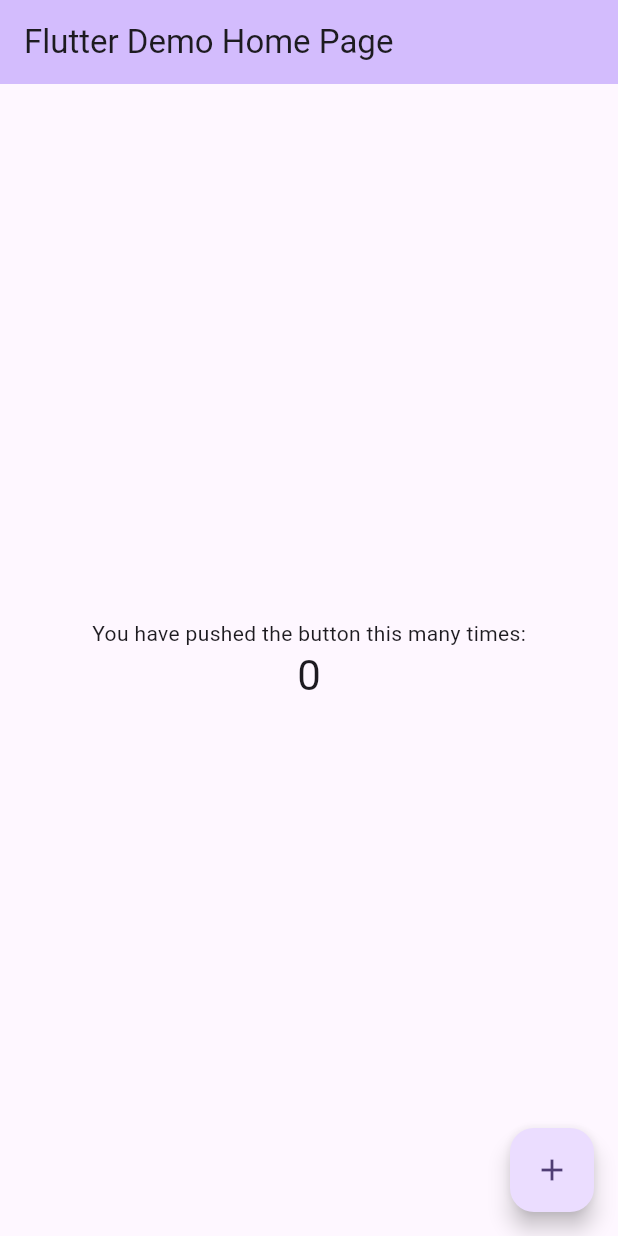
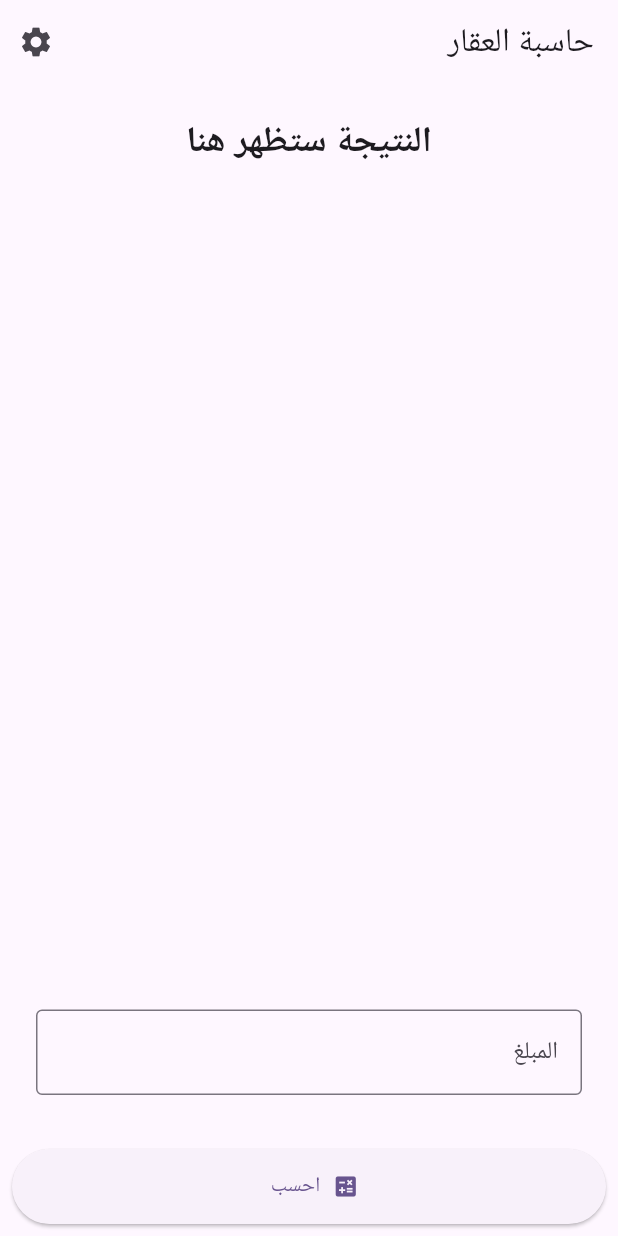
Before and after one commit to alwaleed1989/real_estate_calculator, a Flutter app: the screen it shows after launch, on a phone screen of 412 x 824 dp. Run offline on Flutter 3.47's test engine with Material 3 defaults, Android fonts, the phone set to English and light mode, and no system bars.

Commit message:
Phase 1 + make calculator (amount + vat + fees)

```diff
--- /dev/null
+++ b/lib/Screens/calculator/calculator.dart
@@ -0,0 +1,95 @@
+import 'package:flutter/material.dart';
+import 'package:intl/intl.dart'; // 1. قم باستيراد مكتبة intl
+import 'calculator_methods.dart';
+import 'calculator_widget.dart';
+
+class calculatorScreen extends StatefulWidget {
+  const calculatorScreen({super.key});
+
+  @override
+  State<calculatorScreen> createState() => _calculatorScreenState();
+}
+
+class _calculatorScreenState extends State<calculatorScreen> {
+  final TextEditingController _amountController = TextEditingController();
+  String _resultText = "النتيجة ستظهر هنا";
+
+  @override
+  void dispose() {
+    _amountController.dispose();
+    super.dispose();
+  }
+
+  void _calculate() {
+    final amount = double.tryParse(_amountController.text);
+
+    if (amount != null) {
+      // افترض أن هذه الدالة تُرجع رقماً مثل double
+      final result = calculator_methods(amount).calculate_btn();
+
+      // --- هذا هو التصحيح والتحسين ---
+      // 2. أنشئ أداة تنسيق للعملة بالريال السعودي
+      final currencyFormatter = NumberFormat.currency(
+        locale: 'ar_SA', // استخدم اللغة العربية للمملكة العربية السعودية
+        symbol: 'ر.س',   // رمز العملة
+        decimalDigits: 2, // عدد الخانات العشرية
+      );
+
+      // 3. قم بتنسيق النتيجة الرقمية إلى نص
+      final formattedResult = currencyFormatter.format(result);
+      // ------------------------------------
+
+      setState(() {
+        // 4. قم بتحديث متغير الحالة بالنص المنسق
+        _resultText = formattedResult;
+      });
+    } else {
+      setState(() {
+        _resultText = "خطأ: الرجاء إدخال رقم صحيح";
+      });
+    }
+  }
+
+  @override
+  Widget build(BuildContext context) {
+    return Scaffold(
+      appBar: AppBar(
+        title: const Text('حاسبة العقار'),
+        actions: [
+          IconButton(
+            onPressed: () {},
+            icon: const Icon(Icons.settings),
+          ),
+        ],
+      ),
+      bottomNavigationBar: Padding(
+        padding: const EdgeInsets.all(8.0),
+        child: ElevatedButton.icon(
+          onPressed: _calculate,
+          icon: const Icon(Icons.calculate),
+          label: const Text("احسب"),
+          style: ElevatedButton.styleFrom(
+            minimumSize: const Size(double.infinity, 50),
+          ),
+        ),
+      ),
+      body: Padding(
+        padding: const EdgeInsets.symmetric(horizontal: 16.0),
+        child: Column(
+          crossAxisAlignment: CrossAxisAlignment.stretch,
+          children: [
+            const SizedBox(height: 22),
+            Text(
+              _resultText,
+              textAlign: TextAlign.center,
+              style: const TextStyle(fontSize: 24, fontWeight: FontWeight.bold),
+            ),
+            const Spacer(),
+            Amount_Fields(_amountController),
+            const SizedBox(height: 20),
+          ],
+        ),
+      ),
+    );
+  }
+}
--- /dev/null
+++ b/lib/Screens/calculator/calculator_widget.dart
@@ -0,0 +1,23 @@
+import 'package:flutter/material.dart';
+import 'package:flutter/services.dart';
+
+Padding Amount_Fields(TextEditingController controller)
+{
+  return  Padding(
+    padding: const EdgeInsets.all(8.0),
+    child: TextField(
+      controller: controller,
+      decoration: const InputDecoration(
+        labelText: 'المبلغ',
+        hintText: 'هذا الحقل يقبل الارقام فقط',
+        border: OutlineInputBorder(),
+      ),
+      // 1. Set the keyboard type to number
+      keyboardType: TextInputType.number,
+      // 2. Add an input formatter to only allow digits
+      inputFormatters: <TextInputFormatter>[
+        FilteringTextInputFormatter.digitsOnly,
+      ],
+    ),
+  );
+}
--- a/lib/main.dart
+++ b/lib/main.dart
@@ -1,122 +1,36 @@
 import 'package:flutter/material.dart';
-
+import 'Screens/calculator/calculator.dart';
+import 'package:flutter_localizations/flutter_localizations.dart';
 void main() {
   runApp(const MyApp());
 }
 
 class MyApp extends StatelessWidget {
   const MyApp({super.key});
+  final controller = TextEditingController  ;
 
   // This widget is the root of your application.
   @override
   Widget build(BuildContext context) {
     return MaterialApp(
+        localizationsDelegates: const [
+          GlobalMaterialLocalizations.delegate,
+          GlobalWidgetsLocalizations.delegate,
+          GlobalCupertinoLocalizations.delegate,
+        ],
+        supportedLocales: const [
+          Locale('en', ''), // English
+          Locale('ar', ''), // Arabic
+        ],
+        // 2. Set the default locale to Arabic
+        locale: const Locale('ar'),
       title: 'Flutter Demo',
+      debugShowCheckedModeBanner: false,
       theme: ThemeData(
-        // This is the theme of your application.
-        //
-        // TRY THIS: Try running your application with "flutter run". You'll see
-        // the application has a purple toolbar. Then, without quitting the app,
-        // try changing the seedColor in the colorScheme below to Colors.green
-        // and then invoke "hot reload" (save your changes or press the "hot
-        // reload" button in a Flutter-supported IDE, or press "r" if you used
-        // the command line to start the app).
-        //
-        // Notice that the counter didn't reset back to zero; the application
-        // state is not lost during the reload. To reset the state, use hot
-        // restart instead.
-        //
-        // This works for code too, not just values: Most code changes can be
-        // tested with just a hot reload.
+
         colorScheme: ColorScheme.fromSeed(seedColor: Colors.deepPurple),
       ),
-      home: const MyHomePage(title: 'Flutter Demo Home Page'),
+      home: calculatorScreen()
     );
   }
 }
-
-class MyHomePage extends StatefulWidget {
-  const MyHomePage({super.key, required this.title});
-
-  // This widget is the home page of your application. It is stateful, meaning
-  // that it has a State object (defined below) that contains fields that affect
-  // how it looks.
-
-  // This class is the configuration for the state. It holds the values (in this
-  // case the title) provided by the parent (in this case the App widget) and
-  // used by the build method of the State. Fields in a Widget subclass are
-  // always marked "final".
-
-  final String title;
-
-  @override
-  State<MyHomePage> createState() => _MyHomePageState();
-}
-
-class _MyHomePageState extends State<MyHomePage> {
-  int _counter = 0;
-
-  void _incrementCounter() {
-    setState(() {
-      // This call to setState tells the Flutter framework that something has
-      // changed in this State, which causes it to rerun the build method below
-      // so that the display can reflect the updated values. If we changed
-      // _counter without calling setState(), then the build method would not be
-      // called again, and so nothing would appear to happen.
-      _counter++;
-    });
-  }
-
-  @override
-  Widget build(BuildContext context) {
-    // This method is rerun every time setState is called, for instance as done
-    // by the _incrementCounter method above.
-    //
-    // The Flutter framework has been optimized to make rerunning build methods
-    // fast, so that you can just rebuild anything that needs updating rather
-    // than having to individually change instances of widgets.
-    return Scaffold(
-      appBar: AppBar(
-        // TRY THIS: Try changing the color here to a specific color (to
-        // Colors.amber, perhaps?) and trigger a hot reload to see the AppBar
-        // change color while the other colors stay the same.
-        backgroundColor: Theme.of(context).colorScheme.inversePrimary,
-        // Here we take the value from the MyHomePage object that was created by
-        // the App.build method, and use it to set our appbar title.
-        title: Text(widget.title),
-      ),
-      body: Center(
-        // Center is a layout widget. It takes a single child and positions it
-        // in the middle of the parent.
-        child: Column(
-          // Column is also a layout widget. It takes a list of children and
-          // arranges them vertically. By default, it sizes itself to fit its
-          // children horizontally, and tries to be as tall as its parent.
-          //
-          // Column has various properties to control how it sizes itself and
-          // how it positions its children. Here we use mainAxisAlignment to
-          // center the children vertically; the main axis here is the vertical
-          // axis because Columns are vertical (the cross axis would be
-          // horizontal).
-          //
-          // TRY THIS: Invoke "debug painting" (choose the "Toggle Debug Paint"
-          // action in the IDE, or press "p" in the console), to see the
-          // wireframe for each widget.
-          mainAxisAlignment: MainAxisAlignment.center,
-          children: <Widget>[
-            const Text('You have pushed the button this many times:'),
-            Text(
-              '$_counter',
-              style: Theme.of(context).textTheme.headlineMedium,
-            ),
-          ],
-        ),
-      ),
-      floatingActionButton: FloatingActionButton(
-        onPressed: _incrementCounter,
-        tooltip: 'Increment',
-        child: const Icon(Icons.add),
-      ), // This trailing comma makes auto-formatting nicer for build methods.
-    );
-  }
-}
--- a/pubspec.yaml
+++ b/pubspec.yaml
@@ -31,9 +31,13 @@ dependencies:
   flutter:
     sdk: flutter
 
+
+
   # The following adds the Cupertino Icons font to your application.
   # Use with the CupertinoIcons class for iOS style icons.
   cupertino_icons: ^1.0.8
+  flutter_localization: ^0.3.3
+  intl: ^0.19.0 # أو أحدث إصدار
 
 dev_dependencies:
   flutter_test:
```
Also changed, not shown: lib/Screens/calculator/calculator_methods.dart (added, +31 -0 lines), pubspec.lock, 2 other files.
